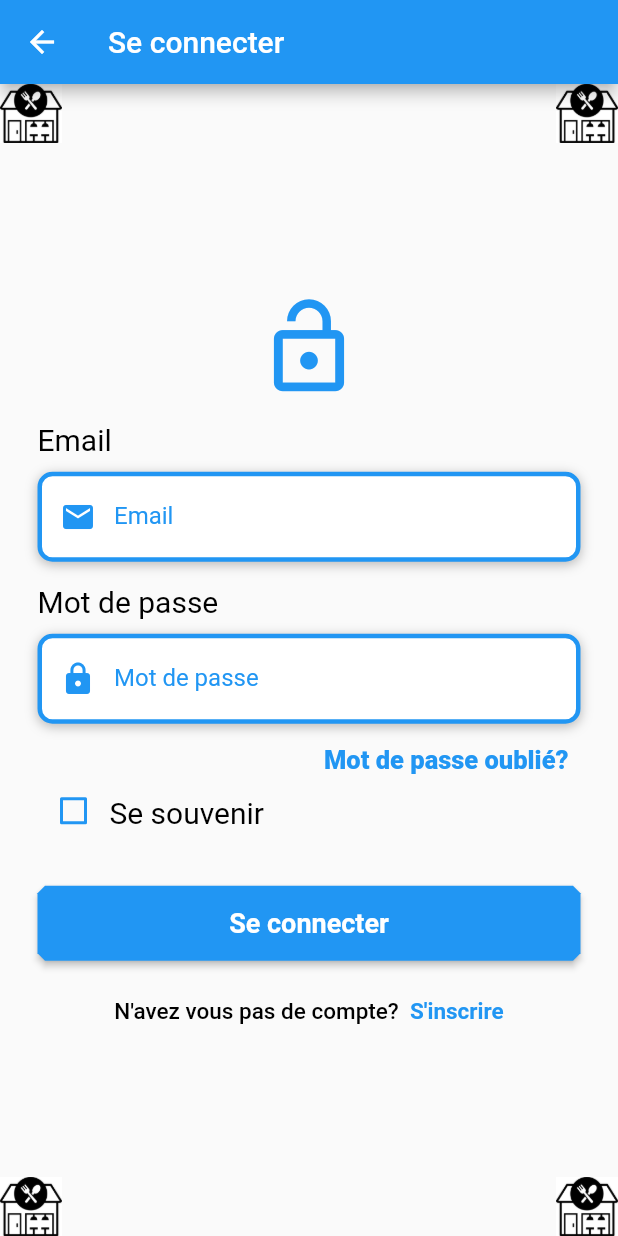
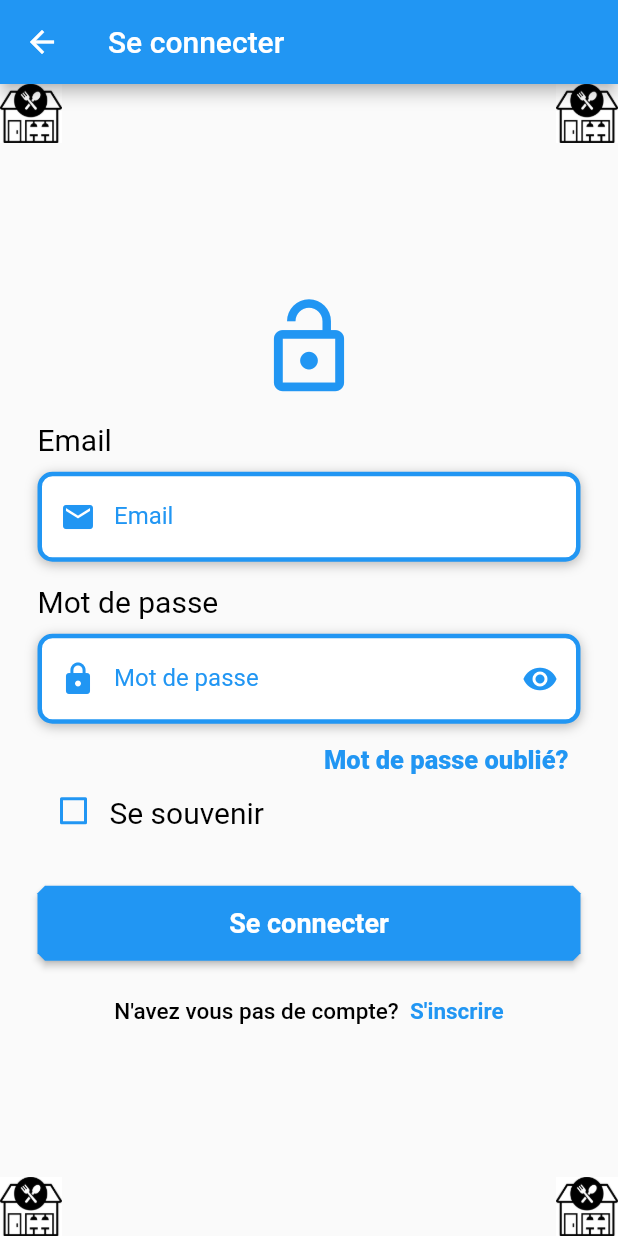
Before and after one commit to Assurance-Tedangbe/gestionTicketElectroEtAccesResto, a Flutter app: the LoginPage screen opened by its route, on a phone screen of 412 x 824 dp. Run offline on Flutter 3.47's test engine with Material 2 defaults, Android fonts, the phone set to English and light mode, and no system bars.

Commit message:
check in login page

```diff
--- a/mymobileproject/lib/UI/widgets/login.body.dart
+++ b/mymobileproject/lib/UI/widgets/login.body.dart
@@ -139,13 +139,18 @@ Widget managePassword() {
             color: Colors.black87,
           ),
           decoration: InputDecoration(
-              border: InputBorder.none,
-              contentPadding: EdgeInsets.only(top: 14),
-              prefixIcon: Icon(Icons.lock, color: Colors.blue),
-              hintText: 'Mot de passe',
-              hintStyle: TextStyle(
-                color: Colors.blue,
-              )),
+            contentPadding: EdgeInsets.only(top: 14),
+            prefixIcon: Icon(Icons.lock, color: Colors.blue),
+            hintText: 'Mot de passe',
+            hintStyle: TextStyle(
+              color: Colors.blue,
+            ),
+            suffixIcon: Icon(
+              Icons.visibility,
+              color: Colors.blue,
+            ),
+            border: InputBorder.none,
+          ),
         ),
       )
     ],
```
